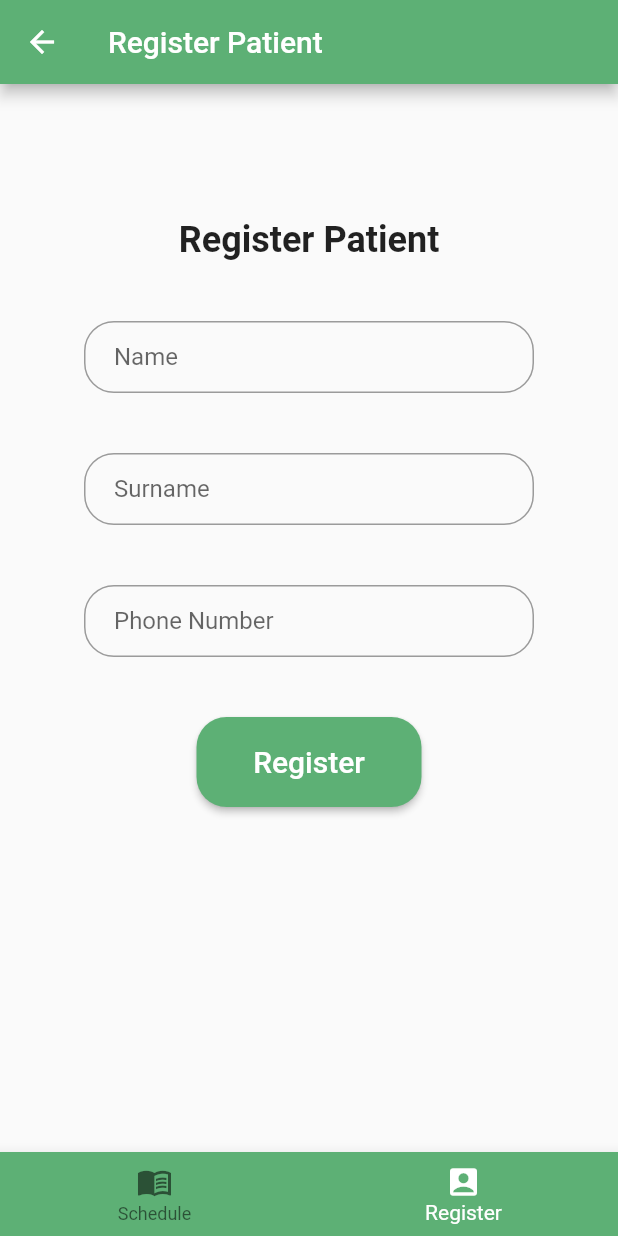
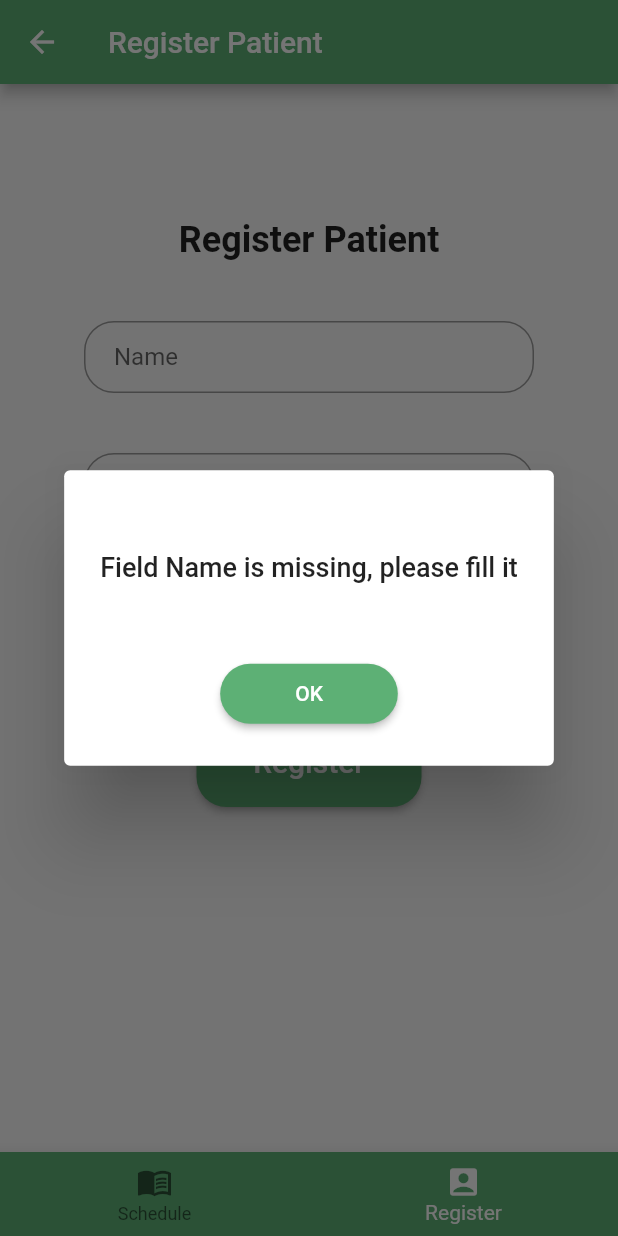
Before and after one commit to ZuzannaSz/appoint-frontend-app, a Flutter app: the ScheduleAppointment screen opened directly, scrolled down 54 dp, after a tap on "Add Patient", after a tap on "Register", on a phone screen of 412 x 824 dp. Run offline on Flutter 3.47's test engine with Material 2 defaults, Android fonts, the phone set to English and light mode, and no system bars; our stand-ins replace flutter_local_notifications, timezone; missing offline and left inert: dart:ffi; accounts and stored records are empty; network calls fail.

Commit message:
added registerPatient and getAppointmentList

```diff
--- a/lib/secretary/register_patient.dart
+++ b/lib/secretary/register_patient.dart
@@ -1,7 +1,29 @@
+import 'dart:convert';
+import 'dart:io';
+
 import 'package:appoint_webapp/secretary/schedule_appointment.dart';
 import 'package:flutter/material.dart';
+import 'package:http/http.dart' as http;
 
 class RegisterPatient extends StatelessWidget {
+  final String SERVER_IP = "https://pz-backend2022.herokuapp.com/api";
+
+  _registerPatient() async {
+    var response = http.post(Uri.parse('$SERVER_IP/Patient/Register'),
+        headers: {
+          HttpHeaders.contentTypeHeader: "application/json; charset=utf-8"
+        },
+        body: jsonEncode({
+          "name" : _patientName.text,
+          "surname" : _patientSurname.text,
+          "telephoneNumber" : _phoneNumber.text
+        }));
+    print(response.then((value) => print(value.statusCode)));
+  }
+
+  TextEditingController _patientName = TextEditingController();
+  TextEditingController _patientSurname = TextEditingController();
+  TextEditingController _phoneNumber = TextEditingController();
   @override
   Widget build(BuildContext context) {
     return Scaffold(
@@ -45,18 +67,32 @@ class RegisterPatient extends StatelessWidget {
               style: TextStyle(fontSize: 24, fontWeight: FontWeight.w600),
             ),
             const SizedBox(height: 40),
-            _buildTextField("Name"),
+            _buildTextField("Name", _patientName),
             const SizedBox(height: 40),
-            _buildTextField("Surname"),
+            _buildTextField("Surname", _patientSurname),
             const SizedBox(
               height: 40,
             ),
-            _buildTextField("Phone Number"),
+            _buildTextField("Phone Number", _phoneNumber),
             const SizedBox(
               height: 40,
             ),
             ElevatedButton(
-                onPressed: () {},
+                onPressed: () {
+                  if(_patientName.text.isEmpty){
+                    _showMissingInputError("Name", context);
+                    return;
+                  }
+                  if(_patientSurname.text.isEmpty){
+                    _showMissingInputError("Surname", context);
+                    return;
+                  }
+                  if(_phoneNumber.text.isEmpty){
+                    _showMissingInputError("Phone Number", context);
+                    return;
+                  }
+                  _registerPatient();
+                },
                 child: const Text(
                   "Register",
                   style: TextStyle(fontSize: 20),
@@ -73,10 +109,11 @@ class RegisterPatient extends StatelessWidget {
         )));
   }
 
-  _buildTextField(String hintText) {
+  _buildTextField(String hintText, TextEditingController textController) {
     return SizedBox(
       width: 300,
       child: TextField(
+        controller: textController,
           decoration: InputDecoration(
         contentPadding: const EdgeInsets.fromLTRB(20, 0, 0, 0),
         border: OutlineInputBorder(borderRadius: BorderRadius.circular(20.0)),
@@ -84,4 +121,31 @@ class RegisterPatient extends StatelessWidget {
       )),
     );
   }
+  _showMissingInputError(String missingInput, BuildContext context){
+    showDialog(context: context, builder: (context){
+      return AlertDialog(
+        title: Padding(
+          padding: EdgeInsets.fromLTRB(0, 30, 0, 0),
+          child: Text("Field $missingInput is missing, please fill it",style: TextStyle(fontSize: 18),),
+        ),
+        content: Padding(
+          padding: EdgeInsets.fromLTRB(80, 30, 80, 0),
+          child: ElevatedButton(
+              style: ButtonStyle(
+                  fixedSize: MaterialStateProperty.all(const Size(50, 40)),
+                  backgroundColor:
+                  MaterialStateProperty.all(const Color(0xFF5DB075)),
+                  shape: MaterialStateProperty.all<RoundedRectangleBorder>(
+                      RoundedRectangleBorder(
+                        borderRadius: BorderRadius.circular(20),
+                      ))),
+              child: Text("OK"),
+            onPressed: (){
+                Navigator.of(context).pop();
+            },
+            ),
+        )
+      );
+    });
+  }
 }
--- a/lib/secretary/schedule_appointment.dart
+++ b/lib/secretary/schedule_appointment.dart
@@ -8,7 +8,7 @@ import 'package:http/http.dart' as http;
 class ScheduleAppointment extends StatelessWidget {
   @override
   Widget build(BuildContext context) {
-    final String SERVER_IP = "https://pz-backend2022.herokuapp.com";
+    final String SERVER_IP = "https://pz-backend2022.herokuapp.com/api";
 
     registerAppointment() async {
       var response = http.post(Uri.parse('$SERVER_IP/Appointment/Register'),
--- a/pubspec.yaml
+++ b/pubspec.yaml
@@ -27,8 +27,10 @@ environment:
 # the latest version available on pub.dev. To see which dependencies have newer
 # versions available, run `flutter pub outdated`.
 dependencies:
+  flutter_local_notifications: ^9.5.0
   flutter:
     sdk: flutter
+
 
 
   # The following adds the Cupertino Icons font to your application.
```
Also changed, not shown: lib/doctor/list_of_patients.dart (+21 -1 lines), pubspec.lock.
